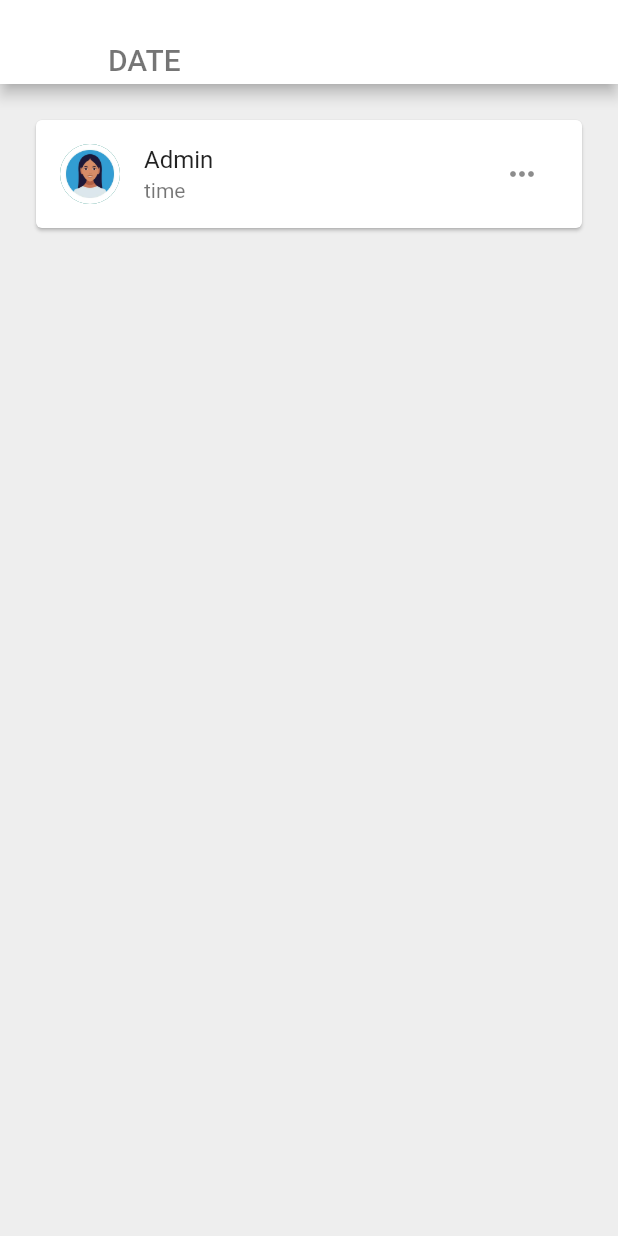
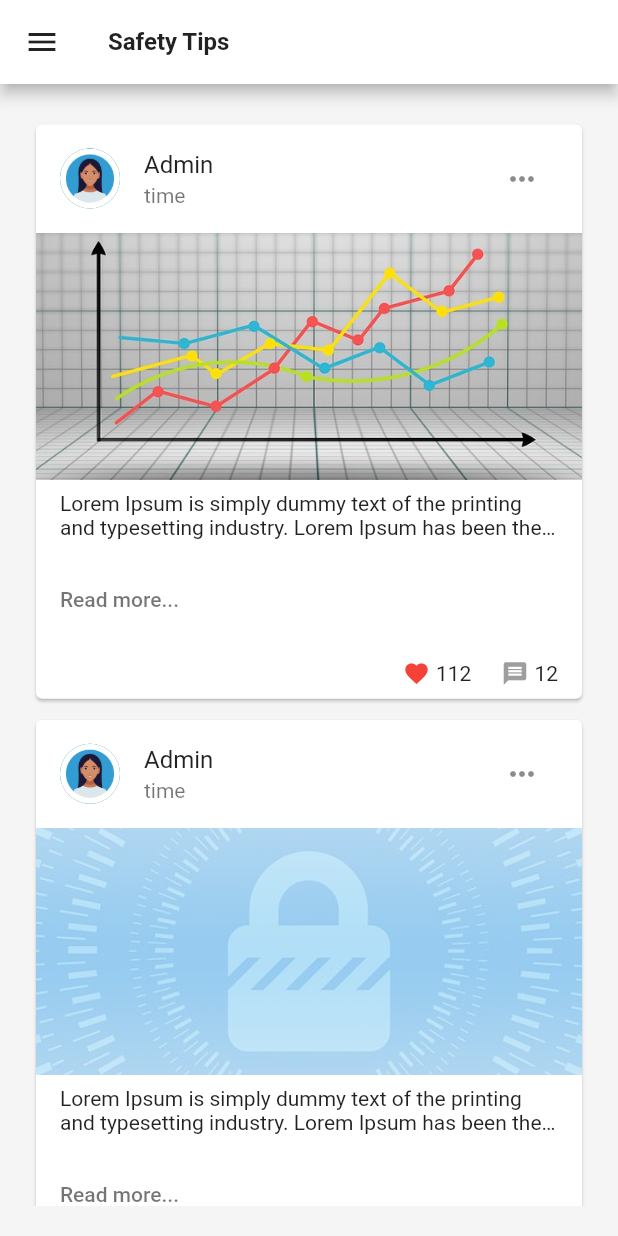
Before and after one commit to PwaniTeknowgalz/Data4Peace, a Flutter app: the SafetyTips screen opened directly, on a phone screen of 412 x 824 dp. Run offline on Flutter 3.47's test engine with Material 2 defaults, Android fonts, the phone set to English and light mode, and no system bars; drawn by our look-alikes of flutter_smart_dialog; our stand-ins replace flutter_form_builder, flutter_spinkit, get, hive, parse_server_sdk_flutter; missing offline and left inert: connectivity_plus_web, package_info_plus_web, shared_preferences_web; accounts and stored records are empty.

Commit message:
homepage-updated, safetytips updates, report-card added

```diff
--- a/lib/frontend/widgets/report_card.dart
+++ b/lib/frontend/widgets/report_card.dart
@@ -1,25 +1,100 @@
+import 'package:flutter/cupertino.dart';
 import 'package:flutter/material.dart';
+import 'package:get/get.dart';
 
 class ReportDashcard extends StatelessWidget {
-  const ReportDashcard({Key? key}) : super(key: key);
+  const ReportDashcard(
+      {Key? key,
+      required this.userImg,
+      required this.userTitle,
+      required this.timestamp,
+      required this.bannerImg,
+      required this.caption,
+      required this.favourites,
+      required this.comments,
+      required this.readMoreClick})
+      : super(key: key);
+  final String userImg,
+      userTitle,
+      timestamp,
+      bannerImg,
+      caption,
+      favourites,
+      comments;
+  final VoidCallback readMoreClick;
 
   @override
   Widget build(BuildContext context) {
-    return Card(
+    return Container(
+      margin: EdgeInsets.symmetric(vertical: 3),
+      child: Card(
         child: Column(
           children: [
             ListTile(
-            leading: CircleAvatar(
-                backgroundImage: AssetImage("assets/images/avator.jpg")),
-            title: Text("Admin"),
-            subtitle: Text("time"),
+              leading: CircleAvatar(backgroundImage: AssetImage(userImg)),
+              title: Text(userTitle),
+              subtitle: Text(timestamp),
               trailing: IconButton(
                 icon: Icon(Icons.more_horiz),
+                //TODO: add share, details
                 onPressed: () {},
+              ),
+            ),
+            Container(
+              width: Get.width,
+              height: Get.height * .2,
+              decoration: BoxDecoration(
+                  image: DecorationImage(
+                      image: AssetImage(bannerImg), fit: BoxFit.cover)),
+            ),
+            Container(
+              padding: EdgeInsets.symmetric(vertical: 8, horizontal: 16),
+              child: Text(
+                caption,
+                maxLines: 2,
+                overflow: TextOverflow.ellipsis,
+              ),
+            ),
+            Container(
+                padding: EdgeInsets.symmetric(vertical: 8, horizontal: 8),
+                alignment: AlignmentDirectional.centerStart,
+                child: TextButton(
+                    onPressed: readMoreClick,
+                    child: Text(
+                      "Read more...",
+                      style: TextStyle(color: Colors.black54),
+                    ))),
+            Container(
+              padding: EdgeInsets.symmetric(
+                vertical: 8,
+                horizontal: 16,
+              ),
+              child: Row(
+                mainAxisAlignment: MainAxisAlignment.end,
+                children: [
+                  //first Row with icon
+                  Row(
+                    children: [
+                      Icon(Icons.favorite, color: Colors.red, size: 18),
+                      SizedBox(width: 4),
+                      Text(favourites),
+                    ],
+                  ),
+                  SizedBox(width: 20),
+                  //second Row with icon
+                  Row(
+                    children: [
+                      Icon(Icons.message, color: Colors.grey, size: 18),
+                      SizedBox(width: 4),
+                      Text(comments),
+                    ],
+                  )
+                ],
               ),
             )
           ],
         ),
+      ),
     );
   }
 }
--- a/lib/main.dart
+++ b/lib/main.dart
@@ -1,13 +1,13 @@
 import 'dart:io';
 
 import 'package:data4peace/ui/home.dart';
+
 import 'package:flutter/material.dart';
 import 'package:flutter_smart_dialog/flutter_smart_dialog.dart';
 import 'package:get/get.dart';
 import 'package:parse_server_sdk_flutter/parse_server_sdk.dart';
 import 'backend/main_binding.dart';
 import 'frontend/auth/login.dart';
-
 
 Future<void> main() async {
   WidgetsFlutterBinding.ensureInitialized();
--- a/lib/ui/dashboard.dart
+++ b/lib/ui/dashboard.dart
@@ -29,7 +29,7 @@ class DashBoard extends StatelessWidget {
                   //margin: EdgeInsets.all(20),
                   decoration: BoxDecoration(
                       image: DecorationImage(
-                          image: AssetImage("assets/images/data4banner2.png"),
+                          image: AssetImage("assets/images/data4pbanner2.png"),
                           fit: BoxFit.contain)),
                 )
               ],
--- a/lib/ui/safetyTips.dart
+++ b/lib/ui/safetyTips.dart
@@ -9,39 +9,48 @@ class SafetyTips extends StatelessWidget {
   @override
   Widget build(BuildContext context) {
     return Scaffold(
-      backgroundColor: Colors.grey[200],
+      backgroundColor: Colors.grey[100],
       appBar: AppBar(
         backgroundColor: Colors.white,
         leading: IconButton(
-          icon: Icon(Icons.menu),
+          icon: Icon(Icons.menu, color: Colors.black87,),
           onPressed: () {},
         ),
-        title: Column(
-          crossAxisAlignment: CrossAxisAlignment.start,
-          mainAxisSize: MainAxisSize.min,
-          children: [
-            Text(
-              "Safety Tips",
-              style: TextStyle(fontSize: 16, fontWeight: FontWeight.bold),
-            ),
-            SizedBox(
-              height: 4,
-            ),
-            Text(
-              "Date".toUpperCase(),
-              style: TextStyle(
-                color: Colors.black54,
-              ),
-            ),
-          ],
-        ),
+        title: Text("Safety Tips",
+            style: TextStyle(
+                fontSize: 16,
+                fontWeight: FontWeight.bold,
+                color: Colors.black87)),
       ),
       body: Container(
         width: Get.width,
         height: Get.height,
         padding: EdgeInsets.all(20),
         child: ListView(
-          children: [ReportDashcard()],
+          children: [
+            ReportDashcard(
+              userImg: "assets/images/avator.jpg",
+              userTitle: "Admin",
+              timestamp: "time",
+              bannerImg: "assets/images/sec1.jpg",
+              caption:
+                  "Lorem Ipsum is simply dummy text of the printing and typesetting industry. Lorem Ipsum has been the industry's standard dummy text ever since the 1500s, when an unknown printer took a galley of type and scrambled it to make a type specimen book.",
+              favourites: "112",
+              comments: "12",
+              readMoreClick: () {},
+            ),
+            ReportDashcard(
+              userImg: "assets/images/avator.jpg",
+              userTitle: "Admin",
+              timestamp: "time",
+              bannerImg: "assets/images/sec2.jpg",
+              caption:
+                  "Lorem Ipsum is simply dummy text of the printing and typesetting industry. Lorem Ipsum has been the industry's standard dummy text ever since the 1500s, when an unknown printer took a galley of type and scrambled it to make a type specimen book.",
+              favourites: "112",
+              comments: "12",
+              readMoreClick: () {},
+            ),
+          ],
         ),
       ),
     );
```
Also changed, not shown: lib/ui/home.dart (+39 -37 lines), lib/utils/app_constants.dart (+16 -14 lines), assets/images/ord_4x.webp (deleted), 4 other files. Lines whose indentation alone changed are shown as unchanged.
